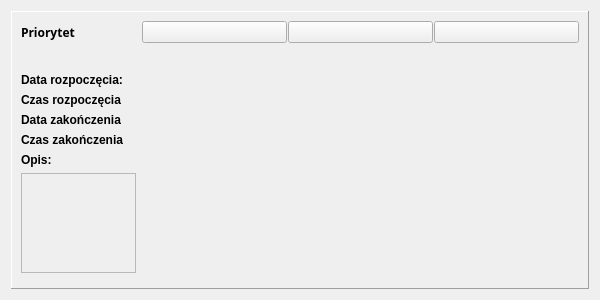
Old version of the form task.ui in the repository VEndymionV/Personal-Kanban.
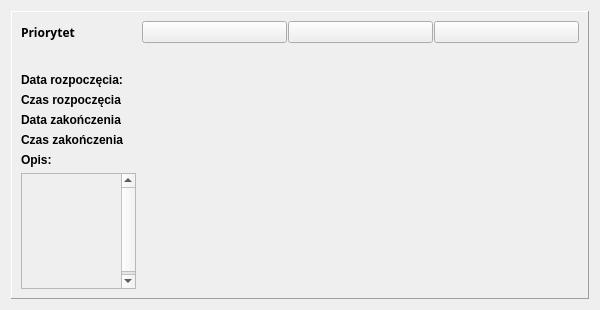
New version of the form. Icons and pictures are not drawn.

```diff
--- a/task.ui
+++ b/task.ui
@@ -7,11 +7,11 @@
     <x>0</x>
     <y>0</y>
     <width>600</width>
-    <height>300</height>
+    <height>310</height>
    </rect>
   </property>
   <property name="sizePolicy">
-   <sizepolicy hsizetype="Preferred" vsizetype="Fixed">
+   <sizepolicy hsizetype="Preferred" vsizetype="Preferred">
     <horstretch>0</horstretch>
     <verstretch>0</verstretch>
    </sizepolicy>
@@ -314,6 +314,12 @@
                   <height>100</height>
                  </size>
                 </property>
+                <property name="verticalScrollBarPolicy">
+                 <enum>Qt::ScrollBarAlwaysOn</enum>
+                </property>
+                <property name="horizontalScrollBarPolicy">
+                 <enum>Qt::ScrollBarAlwaysOff</enum>
+                </property>
                 <property name="widgetResizable">
                  <bool>true</bool>
                 </property>
@@ -322,8 +328,8 @@
                   <rect>
                    <x>0</x>
                    <y>0</y>
-                   <width>206</width>
-                   <height>98</height>
+                   <width>189</width>
+                   <height>120</height>
                   </rect>
                  </property>
                  <layout class="QVBoxLayout" name="verticalLayout_5">
@@ -331,6 +337,18 @@
                    <layout class="QVBoxLayout" name="verticalLayout_4">
                     <item>
                      <widget class="QLabel" name="description">
+                      <property name="sizePolicy">
+                       <sizepolicy hsizetype="Preferred" vsizetype="MinimumExpanding">
+                        <horstretch>0</horstretch>
+                        <verstretch>0</verstretch>
+                       </sizepolicy>
+                      </property>
+                      <property name="minimumSize">
+                       <size>
+                        <width>30</width>
+                        <height>100</height>
+                       </size>
+                      </property>
                       <property name="maximumSize">
                        <size>
                         <width>200</width>
```
Left out of the diff: 12 changed lines with no effect on the pictures.
